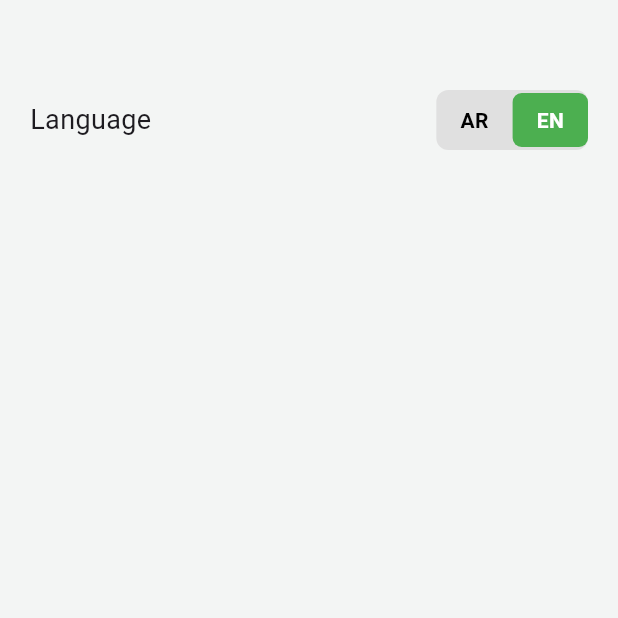
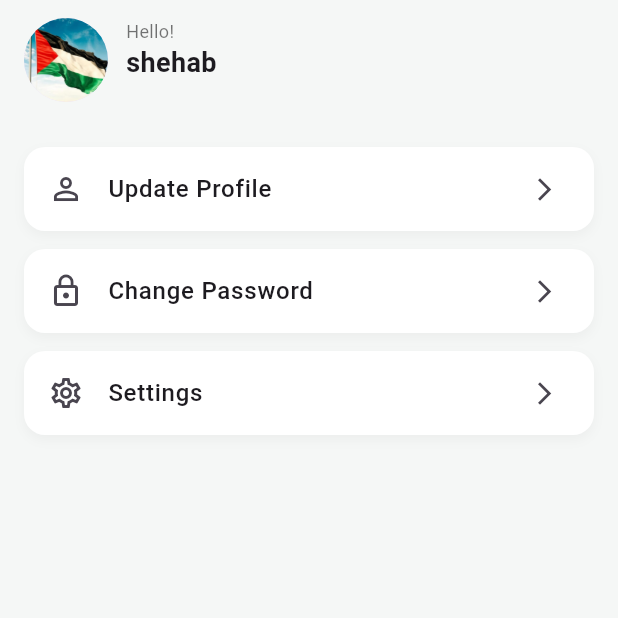
Before and after one commit to shehabbebo/First_Application_Flutter_NTI, a Flutter app: the screen it shows after launch, on a phone screen of 412 x 824 dp, the top half of it. Run offline on Flutter 3.47's test engine with Material 3 defaults, Android fonts, the phone set to English and light mode, and no system bars.

Commit message:
finish ui and add string and routes

```diff
--- /dev/null
+++ b/lib/datails.dart
@@ -0,0 +1,99 @@
+import 'package:flutter/material.dart';
+
+class Datails extends StatelessWidget {
+  const Datails({super.key});
+
+  @override
+  Widget build(BuildContext context) {
+    return Scaffold(
+      backgroundColor: const Color(0xFFF5F7F6),
+      body: SafeArea(
+        child: Padding(
+          padding: const EdgeInsets.symmetric(horizontal: 16.0, vertical: 12),
+          child: Column(
+            crossAxisAlignment: CrossAxisAlignment.start,
+            children: [
+              Row(
+                crossAxisAlignment: CrossAxisAlignment.start,
+                children: [
+                  const CircleAvatar(
+                    radius: 28,
+                    backgroundImage: AssetImage('assets/images/logo.jpg'),
+                  ),
+                  const SizedBox(width: 12),
+                  const Column(
+                    crossAxisAlignment: CrossAxisAlignment.start,
+                    children: [
+                      Text(
+                        "Hello!",
+                        style: TextStyle(fontSize: 12, color: Colors.black54),
+                      ),
+                      Text(
+                        "shehab",
+                        style: TextStyle(
+                          fontSize: 18,
+                          fontWeight: FontWeight.bold,
+                        ),
+                      ),
+                    ],
+                  ),
+                ],
+              ),
+              const SizedBox(height: 30),
+
+              _buildOption(
+                icon: Icons.person_outline,
+                title: 'Update Profile',
+                onTap: () {
+                  // Navigation or action here
+                },
+              ),
+              const SizedBox(height: 12),
+              _buildOption(
+                icon: Icons.lock_outline,
+                title: 'Change Password',
+                onTap: () {
+                  // Navigation or action here
+                },
+              ),
+              const SizedBox(height: 12),
+              _buildOption(
+                icon: Icons.settings_outlined,
+                title: 'Settings',
+                onTap: () {
+                  // Navigation or action here
+                },
+              ),
+            ],
+          ),
+        ),
+      ),
+    );
+  }
+
+  Widget _buildOption({
+    required IconData icon,
+    required String title,
+    required VoidCallback onTap,
+  }) {
+    return Container(
+      decoration: BoxDecoration(
+        color: Colors.white,
+        borderRadius: BorderRadius.circular(14),
+        boxShadow: [
+          BoxShadow(
+            color: Colors.grey.withOpacity(0.1),
+            blurRadius: 6,
+            offset: const Offset(0, 3),
+          ),
+        ],
+      ),
+      child: ListTile(
+        leading: Icon(icon, size: 24),
+        title: Text(title, style: const TextStyle(fontWeight: FontWeight.w500)),
+        trailing: const Icon(Icons.arrow_forward_ios, size: 18),
+        onTap: onTap,
+      ),
+    );
+  }
+}
--- a/lib/main.dart
+++ b/lib/main.dart
@@ -1,20 +1,22 @@
 import 'package:flutter/material.dart';
-import 'package:two_day_flutter/Login_page.dart';
-import 'package:two_day_flutter/add_task.dart';
-import 'package:two_day_flutter/change_password.dart';
-import 'package:two_day_flutter/lanuage.dart';
-import 'package:two_day_flutter/splash.dart';
-import 'package:two_day_flutter/update_profile.dart';
+import 'package:two_day_flutter/datails.dart';
+import 'package:two_day_flutter/utils/Routes.dart';
+import 'package:two_day_flutter/utils/string.dart';
 
 void main() {
-  runApp(const MyApp());
+  runApp(MyApp(appRouter: AppRouter()));
 }
 
 class MyApp extends StatelessWidget {
-  const MyApp({super.key});
+  const MyApp({super.key, required this.appRouter});
+  final AppRouter appRouter;
 
   @override
   Widget build(BuildContext context) {
-    return MaterialApp(debugShowCheckedModeBanner: false, home: Lanuage_page());
+    return MaterialApp(
+      debugShowCheckedModeBanner: false,
+      onGenerateRoute: appRouter.generateRouter,
+      initialRoute: Routes.Datails,
+    );
   }
 }
--- /dev/null
+++ b/lib/utils/Routes.dart
@@ -0,0 +1,48 @@
+import 'package:flutter/material.dart';
+import 'package:two_day_flutter/Home_Page.dart';
+import 'package:two_day_flutter/Home_task.dart';
+import 'package:two_day_flutter/Login_page.dart';
+import 'package:two_day_flutter/change_password.dart';
+import 'package:two_day_flutter/datails.dart';
+import 'package:two_day_flutter/lanuage.dart';
+import 'package:two_day_flutter/sign_up.dart';
+import 'package:two_day_flutter/splash.dart';
+import 'package:two_day_flutter/start.dart';
+import 'package:two_day_flutter/update_profile.dart';
+import 'package:two_day_flutter/utils/string.dart';
+
+class AppRouter {
+  Route generateRouter(RouteSettings settings) {
+    final arguments = settings.arguments;
+    switch (settings.name) {
+      case Routes.Splash_page:
+        return MaterialPageRoute(builder: (_) => Splash_page());
+      case Routes.Start_page:
+        return MaterialPageRoute(builder: (_) => Start_page());
+      case Routes.LoginPage:
+        return MaterialPageRoute(builder: (_) => LoginPage());
+      case Routes.SignUp_page:
+        return MaterialPageRoute(builder: (_) => SignUp_page());
+      case Routes.HomePage:
+        return MaterialPageRoute(builder: (_) => HomePage());
+      case Routes.HomeTaskPage:
+        return MaterialPageRoute(builder: (_) => HomeTaskPage());
+      case Routes.Lanuage_page:
+        return MaterialPageRoute(builder: (_) => Lanuage_page());
+      case Routes.UpdateProfile:
+        return MaterialPageRoute(builder: (_) => UpdateProfile());
+      case Routes.ChangePassword:
+        return MaterialPageRoute(builder: (_) => ChangePassword());
+      case Routes.Datails:
+        return MaterialPageRoute(builder: (_) => Datails());
+
+      default:
+        return MaterialPageRoute(
+          builder:
+              (_) => Scaffold(
+                body: Center(child: Text('NO route ${settings.name} ')),
+              ),
+        );
+    }
+  }
+}
--- /dev/null
+++ b/lib/utils/string.dart
@@ -0,0 +1,22 @@
+import 'package:two_day_flutter/Home_Page.dart';
+import 'package:two_day_flutter/Home_task.dart';
+import 'package:two_day_flutter/Login_page.dart';
+import 'package:two_day_flutter/datails.dart';
+import 'package:two_day_flutter/lanuage.dart';
+import 'package:two_day_flutter/sign_up.dart';
+import 'package:two_day_flutter/splash.dart';
+import 'package:two_day_flutter/start.dart';
+import 'package:two_day_flutter/update_profile.dart';
+
+class Routes {
+  static const Splash_page = '/Splash_page';
+  static const Start_page = '/Start_page';
+  static const LoginPage = '/LoginPage';
+  static const SignUp_page = '/SignUp_page';
+  static const HomePage = '/HomePage';
+  static const HomeTaskPage = '/HomeTaskPage';
+  static const Datails = '/Datails';
+  static const UpdateProfile = '/UpdateProfile';
+  static const ChangePassword = '/ChangePassword';
+  static const Lanuage_page = '/Lanuage_page';
+}
```
Also changed, not shown: lib/Home_Page.dart (added, +79 -0 lines), lib/Home_task.dart (added, +219 -0 lines), profile.dart (added, +99 -0 lines), assets/images/task.png (added).
